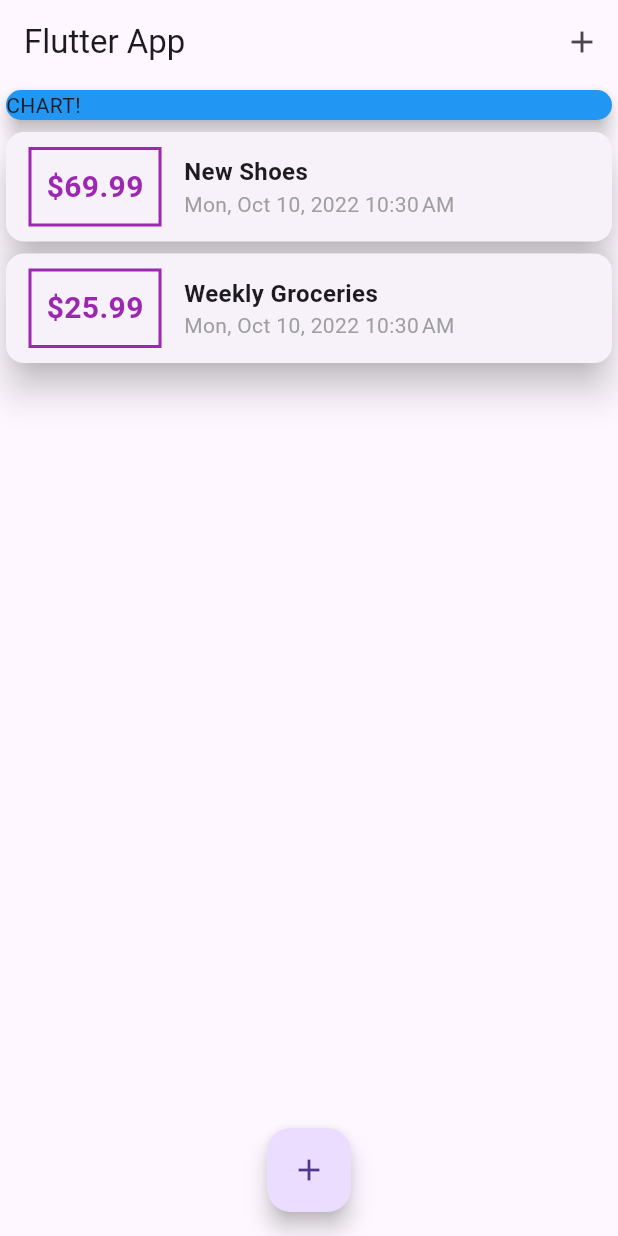
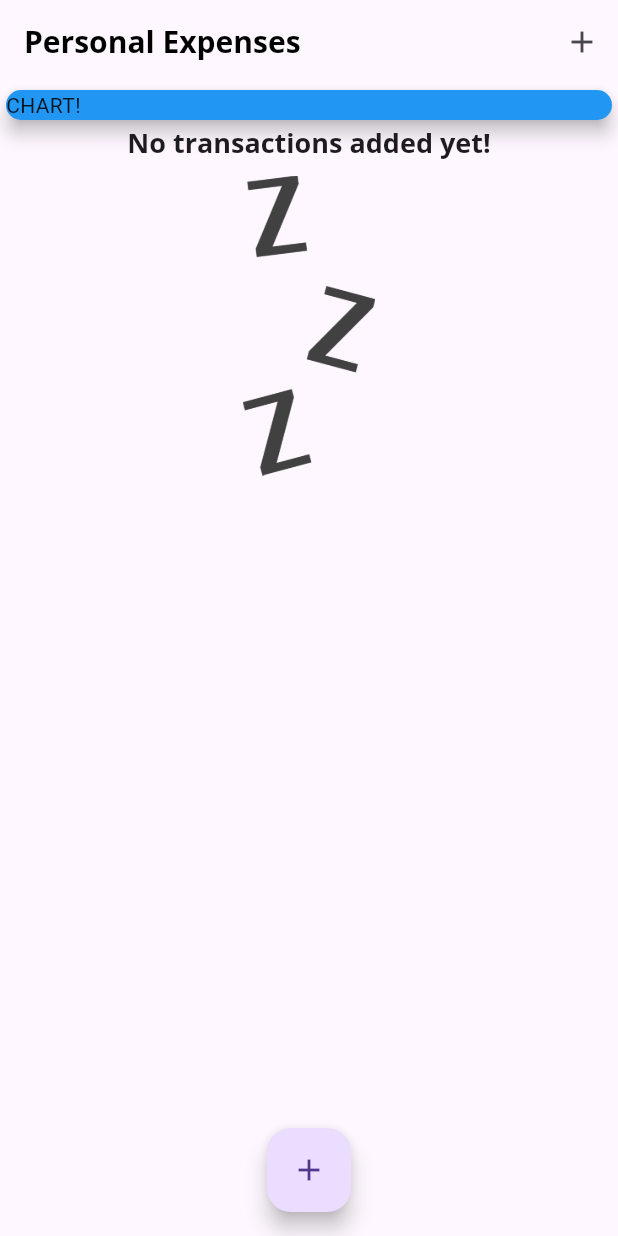
Before and after one commit to berkaykizgir/personal_expenses, a Flutter app: the screen it shows after launch, on a phone screen of 412 x 824 dp. Run offline on Flutter 3.47's test engine with Material 2 defaults, Android fonts, the phone set to English and light mode, and no system bars.

```diff
--- a/lib/main.dart
+++ b/lib/main.dart
@@ -14,7 +14,18 @@ class MyApp extends StatelessWidget {
     return MaterialApp(
       title: 'Personal Expenses',
       debugShowCheckedModeBanner: false,
-      theme: ThemeData.light(useMaterial3: true),
+      theme: ThemeData(
+          useMaterial3: true,
+          primarySwatch: Colors.purple,
+          fontFamily: 'Quicksand',
+          textTheme: ThemeData.light().textTheme.copyWith(
+                headline6: TextStyle(
+                  fontFamily: 'OpenSans',
+                  fontWeight: FontWeight.bold,
+                  fontSize: 18,
+                ),
+              ),
+          appBarTheme: AppBarTheme(titleTextStyle: TextStyle(fontFamily: 'OpenSans', color: Colors.black, fontSize: 20, fontWeight: FontWeight.bold))),
       home: const MyHomePage(),
     );
   }
@@ -29,8 +40,8 @@ class MyHomePage extends StatefulWidget {
 
 class _MyHomePageState extends State<MyHomePage> {
   final List<Transaction> _userTransactions = [
-    Transaction(id: 't1', title: 'New Shoes', amount: 69.99, date: DateTime.now()),
-    Transaction(id: 't2', title: 'Weekly Groceries', amount: 25.99, date: DateTime.now())
+    /*   Transaction(id: 't1', title: 'New Shoes', amount: 69.99, date: DateTime.now()),
+    Transaction(id: 't2', title: 'Weekly Groceries', amount: 25.99, date: DateTime.now()) */
   ];
 
   void _addNewTransaction(String txTitle, double txAmount) {
@@ -53,13 +64,15 @@ class _MyHomePageState extends State<MyHomePage> {
   Widget build(BuildContext context) {
     return Scaffold(
       appBar: AppBar(
-        title: const Text('Flutter App'),
+        title: const Text(
+          'Personal Expenses',
+        ),
         actions: [
           IconButton(
               onPressed: () {
                 _startAddNewTransaction(context);
               },
-              icon: Icon(Icons.add))
+              icon: const Icon(Icons.add))
         ],
       ),
       floatingActionButtonLocation: FloatingActionButtonLocation.centerFloat,
@@ -67,13 +80,13 @@ class _MyHomePageState extends State<MyHomePage> {
         onPressed: () {
           _startAddNewTransaction(context);
         },
-        child: Icon(Icons.add),
+        child: const Icon(Icons.add),
       ),
       body: SingleChildScrollView(
         child: Column(
           crossAxisAlignment: CrossAxisAlignment.center,
           children: [
-            Card(
+            const Card(
               color: Colors.blue,
               elevation: 5,
               child: SizedBox(width: double.infinity, child: Text('CHART!')),
--- a/lib/widgets/transaction_list.dart
+++ b/lib/widgets/transaction_list.dart
@@ -10,7 +10,26 @@ class TransactionList extends StatelessWidget {
   Widget build(BuildContext context) {
     return SizedBox(
       height: 300,
-      child: ListView.builder(
+      child: userTransactions.isEmpty
+          ? Column(
+              children: [
+                Text(
+                  'No transactions added yet!',
+                  style: Theme.of(context).textTheme.headline6,
+                ),
+                SizedBox(
+                  height: 10,
+                ),
+                SizedBox(
+                  height: 200,
+                  child: Image.asset(
+                    'assets/images/waiting.png',
+                    fit: BoxFit.cover,
+                  ),
+                ),
+              ],
+            )
+          : ListView.builder(
               itemBuilder: (context, index) {
                 return Card(
                   elevation: 10,
@@ -21,21 +40,25 @@ class TransactionList extends StatelessWidget {
                           vertical: 10,
                           horizontal: 15,
                         ),
-                  decoration: BoxDecoration(border: Border.all(width: 2, color: Colors.purple)),
+                        decoration: BoxDecoration(
+                            border: Border.all(
+                          width: 2,
+                          color: Theme.of(context).primaryColor,
+                        )),
                         padding: const EdgeInsets.all(10),
                         child: Text(
                           '\$${userTransactions[index].amount.toStringAsFixed(2)}',
-                    style: const TextStyle(fontWeight: FontWeight.bold, fontSize: 20, color: Colors.purple),
+                          style: TextStyle(
+                            fontWeight: FontWeight.bold,
+                            fontSize: 20,
+                            color: Theme.of(context).primaryColor,
+                          ),
                         ),
                       ),
                       Column(
                         crossAxisAlignment: CrossAxisAlignment.start,
                         children: [
-                    Text(userTransactions[index].title,
-                        style: const TextStyle(
-                          fontSize: 16,
-                          fontWeight: FontWeight.bold,
-                        )),
+                          Text(userTransactions[index].title, style: Theme.of(context).textTheme.headline6),
                           Text(
                             DateFormat.yMMMEd().add_jm().format(userTransactions[index].date),
                             style: const TextStyle(color: Colors.grey),
```
Also changed, not shown: lib/widgets/chart.dart (added, +24 -0 lines), pubspec.yaml (+13 -13 lines), assets/fonts/OpenSans-Bold.ttf (added), assets/fonts/OpenSans-Regular.ttf (added), assets/fonts/Quicksand-Bold.ttf (added), assets/fonts/Quicksand-Regular.ttf (added), assets/images/waiting.png (added). Lines whose indentation alone changed are shown as unchanged.
